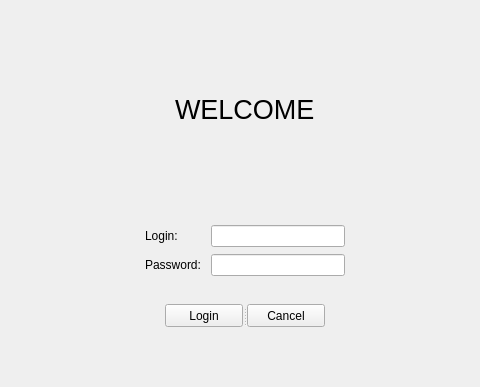
Old version of the form UI/layout.ui in the repository cdefaz08/WMS; both pictures show x 315 to 795 and y 136 to 523 of the 1092 by 875 pixel window.
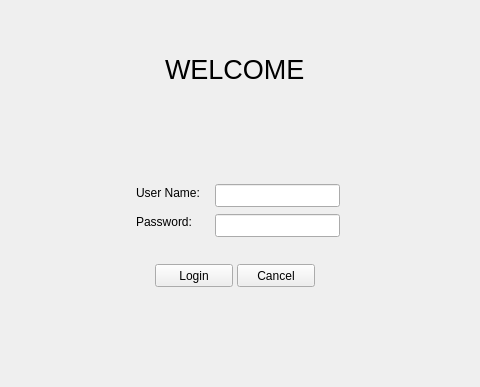
New version of the form.

Diff of the .ui file:
```diff
--- a/UI/layout.ui
+++ b/UI/layout.ui
@@ -17,8 +17,8 @@
    <widget class="QWidget" name="LoginWindow" native="true">
     <property name="geometry">
      <rect>
-      <x>390</x>
-      <y>120</y>
+      <x>380</x>
+      <y>80</y>
       <width>341</width>
       <height>521</height>
      </rect>
@@ -41,63 +41,83 @@
       <string>WELCOME</string>
      </property>
     </widget>
-    <widget class="QWidget" name="">
+    <widget class="QPushButton" name="btn_Cancel">
      <property name="geometry">
       <rect>
-       <x>70</x>
-       <y>240</y>
-       <width>200</width>
-       <height>54</height>
+       <x>172</x>
+       <y>320</y>
+       <width>78</width>
+       <height>23</height>
       </rect>
      </property>
-     <layout class="QGridLayout" name="gridLayout">
-      <item row="0" column="0">
-       <widget class="QLabel" name="label">
-        <property name="text">
-         <string>Login:        </string>
-        </property>
-       </widget>
-      </item>
-      <item row="0" column="1">
-       <widget class="QLineEdit" name="Passw_data_2"/>
-      </item>
-      <item row="1" column="1">
-       <widget class="QLineEdit" name="Passw_data"/>
-      </item>
-      <item row="1" column="0">
-       <widget class="QLabel" name="label_2">
-        <property name="text">
-         <string>Password:</string>
-        </property>
-       </widget>
-      </item>
-     </layout>
+     <property name="text">
+      <string>Cancel</string>
+     </property>
     </widget>
-    <widget class="QSplitter" name="splitter">
+    <widget class="QPushButton" name="btn_Login">
      <property name="geometry">
       <rect>
        <x>90</x>
        <y>320</y>
-       <width>160</width>
+       <width>78</width>
        <height>23</height>
       </rect>
      </property>
-     <property name="midLineWidth">
-      <number>1</number>
+     <property name="text">
+      <string>Login</string>
      </property>
-     <property name="orientation">
-      <enum>Qt::Horizontal</enum>
+    </widget>
+    <widget class="QLabel" name="lb_User">
+     <property name="geometry">
+      <rect>
+       <x>71</x>
+       <y>241</y>
+       <width>71</width>
+       <height>16</height>
+      </rect>
      </property>
-     <widget class="QPushButton" name="btn_Login">
-      <property name="text">
-       <string>Login</string>
-      </property>
-     </widget>
-     <widget class="QPushButton" name="btn_Cancel">
-      <property name="text">
-       <string>Cancel</string>
-      </property>
-     </widget>
+     <property name="text">
+      <string>User Name:</string>
+     </property>
+    </widget>
+    <widget class="QLineEdit" name="Passw_data">
+     <property name="geometry">
+      <rect>
+       <x>150</x>
+       <y>270</y>
+       <width>125</width>
+       <height>23</height>
+      </rect>
+     </property>
+     <property name="inputMethodHints">
+      <set>Qt::ImhSensitiveData</set>
+     </property>
+    </widget>
+    <widget class="QLabel" name="lb_password">
+     <property name="geometry">
+      <rect>
+       <x>71</x>
+       <y>270</y>
+       <width>61</width>
+       <height>16</height>
+      </rect>
+     </property>
+     <property name="text">
+      <string>Password:</string>
+     </property>
+    </widget>
+    <widget class="QLineEdit" name="User_input">
+     <property name="geometry">
+      <rect>
+       <x>150</x>
+       <y>240</y>
+       <width>125</width>
+       <height>23</height>
+      </rect>
+     </property>
+     <property name="inputMethodHints">
+      <set>Qt::ImhUppercaseOnly</set>
+     </property>
     </widget>
    </widget>
   </widget>
```
Left out of the diff: 5 changed lines with no effect on the pictures.
